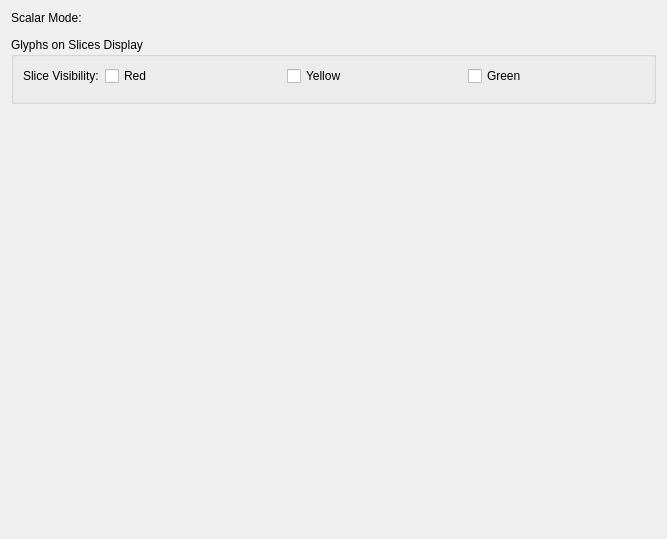
gezidan/Slicer, file QTModules/Volumes/Resources/UI/qSlicerDiffusionTensorVolumeDisplayWidget.ui: the form before one commit.
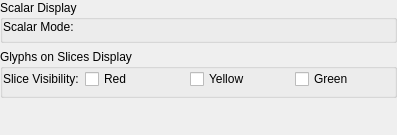
The form after the commit. Custom widgets are drawn as their Qt base class.

Commit message: ENH: Integrate DTI display configuration properties in Volumes Module

```diff
--- a/QTModules/Volumes/Resources/UI/qSlicerDiffusionTensorVolumeDisplayWidget.ui
+++ b/QTModules/Volumes/Resources/UI/qSlicerDiffusionTensorVolumeDisplayWidget.ui
@@ -6,16 +6,25 @@
    <rect>
     <x>0</x>
     <y>0</y>
-    <width>667</width>
-    <height>539</height>
+    <width>397</width>
+    <height>135</height>
    </rect>
   </property>
   <property name="windowTitle">
    <string>Tensor Display Properties</string>
   </property>
+  <layout class="QVBoxLayout" name="verticalLayout">
+   <property name="margin">
+    <number>0</number>
+   </property>
+   <item>
+    <widget class="ctkCollapsibleGroupBox" name="CollapsibleGroupBox_2">
+     <property name="title">
+      <string>Scalar Display</string>
+     </property>
   <layout class="QFormLayout" name="formLayout">
-   <property name="fieldGrowthPolicy">
-    <enum>QFormLayout::AllNonFixedFieldsGrow</enum>
+      <property name="margin">
+       <number>0</number>
    </property>
    <item row="0" column="0">
     <widget class="QLabel" name="ScalarInvariantLabel">
@@ -30,7 +39,10 @@
    <item row="1" column="0" colspan="2">
     <widget class="qSlicerScalarVolumeDisplayWidget" name="ScalarVolumeDisplayWidget" native="true"/>
    </item>
-   <item row="3" column="0" colspan="2">
+     </layout>
+    </widget>
+   </item>
+   <item>
     <widget class="ctkCollapsibleGroupBox" name="CollapsibleGroupBox">
      <property name="title">
       <string>Glyphs on Slices Display</string>
@@ -39,6 +51,9 @@
       <property name="fieldGrowthPolicy">
        <enum>QFormLayout::AllNonFixedFieldsGrow</enum>
       </property>
+      <property name="margin">
+       <number>0</number>
+      </property>
       <item row="0" column="0">
        <widget class="QLabel" name="GlyphVisibilityLabel">
         <property name="text">
@@ -77,6 +92,22 @@
      </layout>
     </widget>
    </item>
+   <item>
+    <spacer name="verticalSpacer">
+     <property name="orientation">
+      <enum>Qt::Vertical</enum>
+     </property>
+     <property name="sizeType">
+      <enum>QSizePolicy::Expanding</enum>
+     </property>
+     <property name="sizeHint" stdset="0">
+      <size>
+       <width>20</width>
+       <height>0</height>
+      </size>
+     </property>
+    </spacer>
+   </item>
   </layout>
  </widget>
  <customwidgets>
```
Left out of the diff: 8 changed lines with no effect on the pictures. Lines whose indentation alone changed are shown as unchanged. The commit also changes 12 other files.
